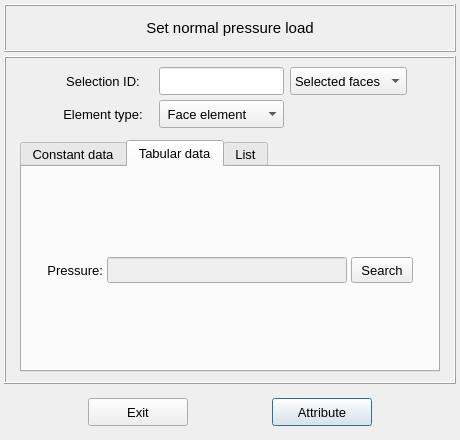
Old version of the form vibra/interface/data/ui_files/model/setup/structural/normal_pressure_load_inputs.ui in the repository MOPT-UFSC/VIBRA.
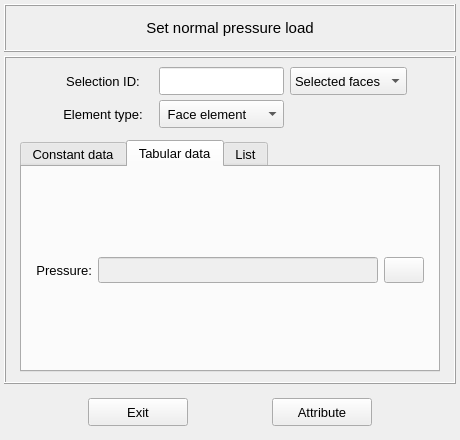
New version of the form. The open tabs and pages were chosen to show the change. Icons and pictures are not drawn.

Diff of the .ui file:
```diff
--- a/vibra/interface/data/ui_files/model/setup/structural/normal_pressure_load_inputs.ui
+++ b/vibra/interface/data/ui_files/model/setup/structural/normal_pressure_load_inputs.ui
@@ -763,11 +763,8 @@
                 <property name="bottomMargin">
                  <number>2</number>
                 </property>
-                <property name="horizontalSpacing">
-                 <number>4</number>
-                </property>
-                <property name="verticalSpacing">
-                 <number>7</number>
+                <property name="spacing">
+                 <number>6</number>
                 </property>
                 <item row="0" column="1">
                  <widget class="QLabel" name="label_table">
@@ -806,13 +803,13 @@
                   </property>
                   <property name="minimumSize">
                    <size>
-                    <width>240</width>
+                    <width>280</width>
                     <height>26</height>
                    </size>
                   </property>
                   <property name="maximumSize">
                    <size>
-                    <width>240</width>
+                    <width>280</width>
                     <height>26</height>
                    </size>
                   </property>
@@ -837,13 +834,13 @@
                   </property>
                   <property name="minimumSize">
                    <size>
-                    <width>62</width>
+                    <width>40</width>
                     <height>26</height>
                    </size>
                   </property>
                   <property name="maximumSize">
                    <size>
-                    <width>62</width>
+                    <width>40</width>
                     <height>26</height>
                    </size>
                   </property>
@@ -856,7 +853,20 @@
                    <string notr="true"/>
                   </property>
                   <property name="text">
-                   <string>Search</string>
+                   <string/>
+                  </property>
+                  <property name="icon">
+                   <iconset resource="../../../../icons/resources.qrc">
+                    <normaloff>:/icons/document_search_blue.png</normaloff>:/icons/document_search_blue.png</iconset>
+                  </property>
+                  <property name="iconSize">
+                   <size>
+                    <width>20</width>
+                    <height>20</height>
+                   </size>
+                  </property>
+                  <property name="autoDefault">
+                   <bool>false</bool>
                   </property>
                  </widget>
                 </item>
@@ -1220,7 +1230,7 @@
          <bool>false</bool>
         </property>
         <property name="default">
-         <bool>true</bool>
+         <bool>false</bool>
         </property>
        </widget>
       </item>
```
